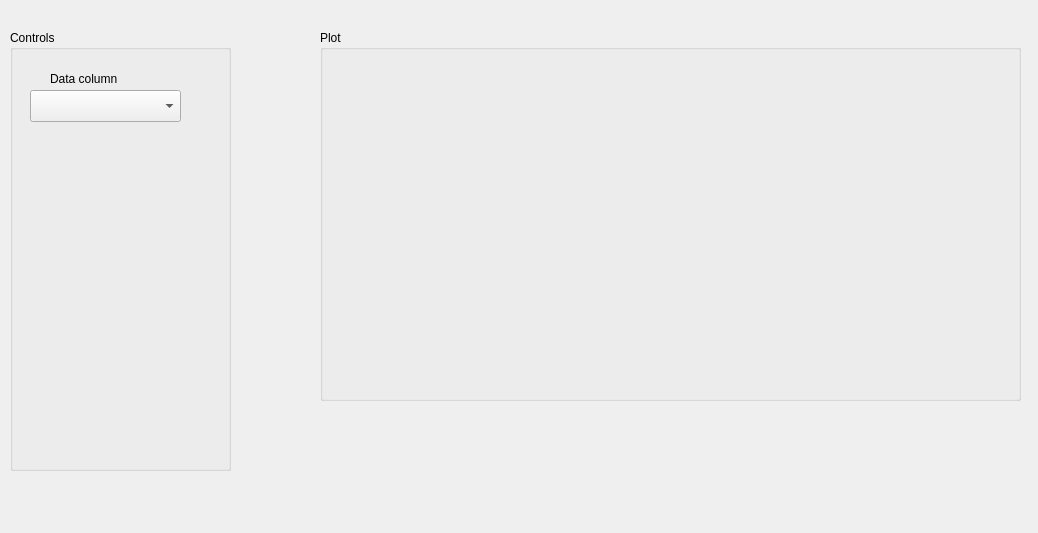
First picture: the form in mesmerize/plotting/widgets/sosd_fourier/template.ui, repository kushalkolar/MESmerize, before the edit.
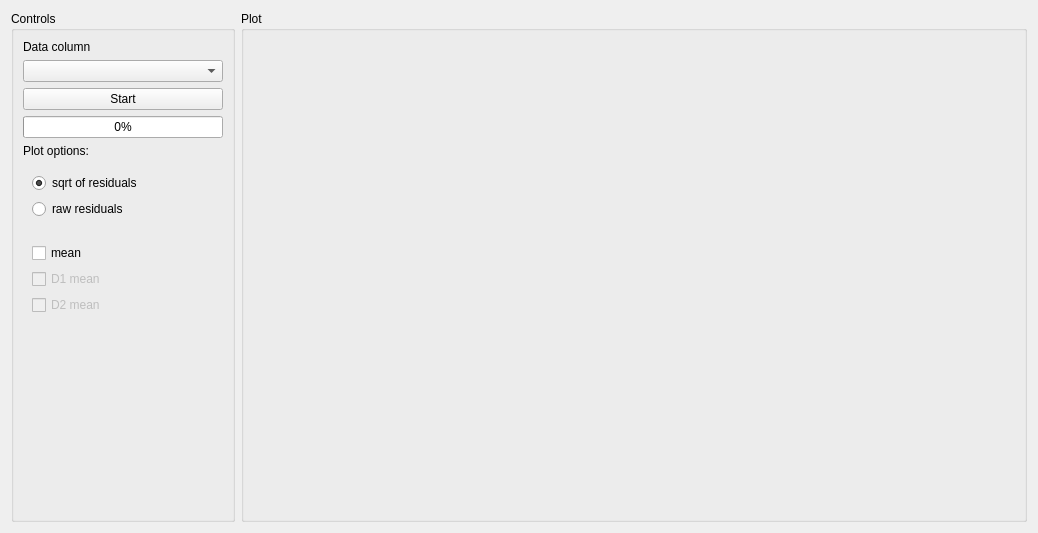
Second picture: the form after the edit.

The edit to the form file:
```diff
--- a/mesmerize/plotting/widgets/sosd_fourier/template.ui
+++ b/mesmerize/plotting/widgets/sosd_fourier/template.ui
@@ -13,55 +13,139 @@
   <property name="windowTitle">
    <string>Form</string>
   </property>
-  <widget class="QGroupBox" name="groupBox">
-   <property name="geometry">
-    <rect>
-     <x>320</x>
-     <y>30</y>
-     <width>701</width>
-     <height>371</height>
-    </rect>
-   </property>
-   <property name="title">
-    <string>Plot</string>
-   </property>
-  </widget>
-  <widget class="QGroupBox" name="groupBox_2">
-   <property name="geometry">
-    <rect>
-     <x>10</x>
-     <y>30</y>
-     <width>221</width>
-     <height>441</height>
-    </rect>
-   </property>
-   <property name="title">
-    <string>Controls</string>
-   </property>
-   <widget class="QComboBox" name="comboBox">
-    <property name="geometry">
-     <rect>
-      <x>20</x>
-      <y>60</y>
-      <width>151</width>
-      <height>32</height>
-     </rect>
-    </property>
-   </widget>
-   <widget class="QLabel" name="label">
-    <property name="geometry">
-     <rect>
-      <x>40</x>
-      <y>40</y>
-      <width>91</width>
-      <height>18</height>
-     </rect>
-    </property>
-    <property name="text">
-     <string>Data column</string>
-    </property>
-   </widget>
-  </widget>
+  <layout class="QHBoxLayout" name="horizontalLayout" stretch="2,7">
+   <item>
+    <widget class="QGroupBox" name="groupBoxControls">
+     <property name="title">
+      <string>Controls</string>
+     </property>
+     <layout class="QVBoxLayout" name="verticalLayout">
+      <item>
+       <widget class="QLabel" name="label">
+        <property name="text">
+         <string>Data column</string>
+        </property>
+       </widget>
+      </item>
+      <item>
+       <widget class="QComboBox" name="comboBoxDataColumn"/>
+      </item>
+      <item>
+       <widget class="QPushButton" name="pushButtonStart">
+        <property name="text">
+         <string>Start</string>
+        </property>
+       </widget>
+      </item>
+      <item>
+       <widget class="QProgressBar" name="progressBar">
+        <property name="value">
+         <number>0</number>
+        </property>
+       </widget>
+      </item>
+      <item>
+       <widget class="QLabel" name="label_2">
+        <property name="text">
+         <string>Plot options:</string>
+        </property>
+       </widget>
+      </item>
+      <item>
+       <widget class="QWidget" name="widget" native="true">
+        <layout class="QVBoxLayout" name="verticalLayout_2">
+         <item>
+          <widget class="QRadioButton" name="radioButtonSqrtResiduals">
+           <property name="toolTip">
+            <string>Plot the sqaure root of the sum of sqaured differences</string>
+           </property>
+           <property name="text">
+            <string>sqrt of residuals</string>
+           </property>
+           <property name="checked">
+            <bool>true</bool>
+           </property>
+          </widget>
+         </item>
+         <item>
+          <widget class="QRadioButton" name="radioButtonRawResiduals">
+           <property name="toolTip">
+            <string>Plot the sum of sqaured differences</string>
+           </property>
+           <property name="text">
+            <string>raw residuals</string>
+           </property>
+          </widget>
+         </item>
+        </layout>
+       </widget>
+      </item>
+      <item>
+       <widget class="QWidget" name="widget_2" native="true">
+        <layout class="QVBoxLayout" name="verticalLayout_3">
+         <item>
+          <widget class="QCheckBox" name="checkBoxMean">
+           <property name="toolTip">
+            <string>Plot just the mean without confidence intervals</string>
+           </property>
+           <property name="text">
+            <string>mean</string>
+           </property>
+          </widget>
+         </item>
+         <item>
+          <widget class="QCheckBox" name="checkBoxD1Mean">
+           <property name="enabled">
+            <bool>false</bool>
+           </property>
+           <property name="toolTip">
+            <string>Plot the first derivative of the mean</string>
+           </property>
+           <property name="text">
+            <string>D1 mean</string>
+           </property>
+          </widget>
+         </item>
+         <item>
+          <widget class="QCheckBox" name="checkBoxD2Mean">
+           <property name="enabled">
+            <bool>false</bool>
+           </property>
+           <property name="toolTip">
+            <string>Plot the second derivative of the mean</string>
+           </property>
+           <property name="text">
+            <string>D2 mean</string>
+           </property>
+          </widget>
+         </item>
+        </layout>
+       </widget>
+      </item>
+      <item>
+       <spacer name="verticalSpacer">
+        <property name="orientation">
+         <enum>Qt::Vertical</enum>
+        </property>
+        <property name="sizeHint" stdset="0">
+         <size>
+          <width>20</width>
+          <height>40</height>
+         </size>
+        </property>
+       </spacer>
+      </item>
+     </layout>
+    </widget>
+   </item>
+   <item>
+    <widget class="QGroupBox" name="groupBoxPlot">
+     <property name="title">
+      <string>Plot</string>
+     </property>
+    </widget>
+   </item>
+  </layout>
  </widget>
  <resources/>
  <connections/>
```
Left out of the diff: 35 changed lines with no effect on the pictures.
